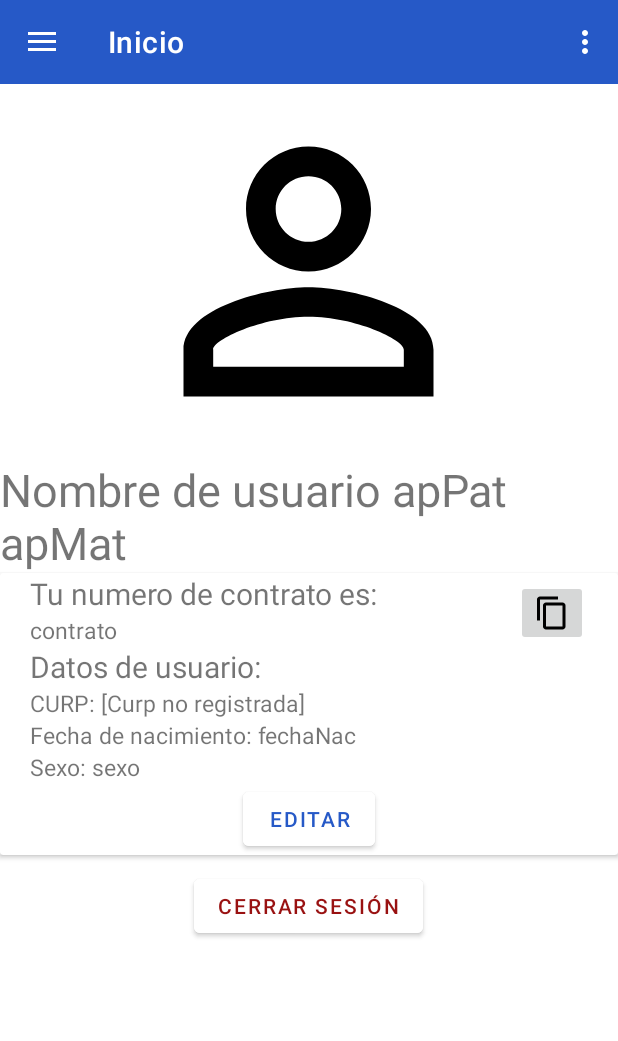
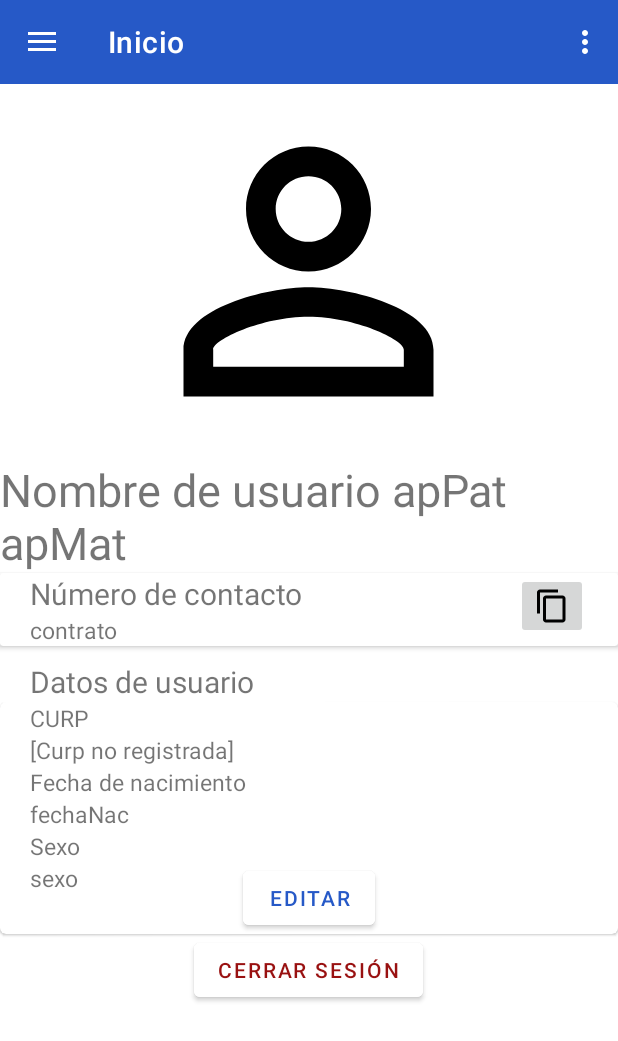
Before and after one commit to guslg325/ComSafeApp, an Android app: the fragment ProfileFragment placed in its activity, on a phone screen of 412 x 824 dp. Shown: the top 1041 px of the screen. Run offline under Robolectric (Android 15) with nearby library versions, the phone set to English and light mode, and no system bars.

Commit message:
Updated some designs

```diff
--- a/app/src/main/java/ViewController/ProfileFragment.java
+++ b/app/src/main/java/ViewController/ProfileFragment.java
@@ -17,7 +17,7 @@ public class ProfileFragment extends Fragment implements OnClickListener {
     private SharedPreferences sp;
     private Button jbtnLogout, jbtnEditProfile;
     private ImageButton jbtnCopy;
-    private TextView tvCURP,tvNombre,tvContrato,tvSexo,tvFecha;
+    private TextView tvCURP,tvNombre,tvContrato,tvSexo,tvFecha,tvCURP2,tvFecha2,tvSexo2;
     private View rootView;
     private String nombre,paterno,materno,tipo,contrato,curp,fechaNac,sexo;
 
@@ -45,15 +45,18 @@ public class ProfileFragment extends Fragment implements OnClickListener {
         jbtnCopy = rootView.findViewById(R.id.btnCopy);
         tvNombre = rootView.findViewById(R.id.xtvNombreProfile);
         tvCURP = rootView.findViewById(R.id.xtvInfo2);
+        tvCURP2 = rootView.findViewById(R.id.xtvCURP);
         tvContrato = rootView.findViewById(R.id.xtvInfo1);
         tvFecha = rootView.findViewById(R.id.xtvInfo3);
+        tvFecha2 = rootView.findViewById(R.id.xtvFechNac);
         tvSexo = rootView.findViewById(R.id.xtvInfo4);
+        tvSexo2 = rootView.findViewById(R.id.xtvSexo);
 
         tvNombre.setText(nombre+" "+paterno+" "+materno);
-        tvCURP.setText(tvCURP.getText() + " " + curp);
+        tvCURP2.setText(curp);
         tvContrato.setText(contrato);
-        tvFecha.setText(tvFecha.getText() + " " + fechaNac);
-        tvSexo.setText(tvSexo.getText() + " " + sexo);
+        tvFecha2.setText(fechaNac);
+        tvSexo2.setText(sexo);
         jbtnLogout.setOnClickListener(this);
         jbtnEditProfile.setOnClickListener(this);
         jbtnCopy.setOnClickListener(this);
--- a/app/src/main/res/layout/fragment_profile.xml
+++ b/app/src/main/res/layout/fragment_profile.xml
@@ -22,7 +22,7 @@
             android:textSize="30sp"
             android:text="@string/tvNombreProfile"/>
         <com.google.android.material.card.MaterialCardView
-            android:id="@+id/cardProfileInfo"
+            android:id="@+id/cardContract"
             android:layout_width="match_parent"
             android:layout_height="wrap_content"
             android:layout_below="@id/xtvNombreProfile"
@@ -57,42 +57,72 @@
                     android:layout_alignParentRight="true"
                     android:layout_marginEnd="20dp"
                     style="@style/btnCopyStyle"/>
+            </RelativeLayout>
+        </com.google.android.material.card.MaterialCardView>
         <TextView
             android:id="@+id/xtvSubtitle2"
             android:layout_width="wrap_content"
             android:layout_height="wrap_content"
-                    android:layout_below="@id/xtvInfo1"
             android:layout_alignParentLeft="true"
+            android:layout_below="@id/cardContract"
             android:paddingLeft="20dp"
             android:textSize="20sp"
             android:text="@string/tvSubtitle2"/>
+        <com.google.android.material.card.MaterialCardView
+            android:id="@+id/cardCurp"
+            android:layout_width="match_parent"
+            android:layout_height="wrap_content"
+            android:layout_below="@id/xtvSubtitle2">
+            <RelativeLayout
+                android:layout_width="match_parent"
+                android:layout_height="match_parent">
                 <TextView
                     android:id="@+id/xtvInfo2"
                     android:layout_width="wrap_content"
                     android:layout_height="wrap_content"
-                    android:layout_below="@id/xtvSubtitle2"
                     android:layout_alignParentLeft="true"
                     android:paddingLeft="20dp"
                     android:textSize="15sp"
                     android:text="@string/tvInfo2"/>
                 <TextView
+                    android:id="@+id/xtvCURP"
+                    android:layout_width="wrap_content"
+                    android:layout_height="wrap_content"
+                    android:layout_below="@id/xtvInfo2"
+                    android:paddingLeft="20dp"
+                    android:textSize="15sp" />
+                <TextView
                     android:id="@+id/xtvInfo3"
                     android:layout_width="wrap_content"
                     android:layout_height="wrap_content"
-                    android:layout_below="@id/xtvInfo2"
+                    android:layout_below="@id/xtvCURP"
                     android:layout_alignParentLeft="true"
                     android:paddingLeft="20dp"
                     android:textSize="15sp"
                     android:text="@string/tvInfo3"/>
                 <TextView
+                    android:id="@+id/xtvFechNac"
+                    android:layout_width="wrap_content"
+                    android:layout_height="wrap_content"
+                    android:layout_below="@id/xtvInfo3"
+                    android:paddingLeft="20dp"
+                    android:textSize="15sp" />
+                <TextView
                     android:id="@+id/xtvInfo4"
                     android:layout_width="wrap_content"
                     android:layout_height="wrap_content"
-                    android:layout_below="@id/xtvInfo3"
+                    android:layout_below="@id/xtvFechNac"
                     android:layout_alignParentLeft="true"
                     android:paddingLeft="20dp"
                     android:textSize="15sp"
                     android:text="@string/tvInfo4"/>
+                <TextView
+                    android:id="@+id/xtvSexo"
+                    android:layout_width="wrap_content"
+                    android:layout_height="wrap_content"
+                    android:layout_below="@id/xtvInfo4"
+                    android:paddingLeft="20dp"
+                    android:textSize="15sp" />
                 <Button
                     android:id="@+id/btnEditProfile"
                     android:layout_width="wrap_content"
@@ -107,7 +137,7 @@
             android:id="@+id/btnLogout"
             android:layout_width="wrap_content"
             android:layout_height="wrap_content"
-            android:layout_below="@id/cardProfileInfo"
+            android:layout_below="@id/cardCurp"
             android:layout_centerHorizontal="true"
             android:text="@string/btnLogout"
             style="@style/badButton"/>
--- a/app/src/main/res/values/strings.xml
+++ b/app/src/main/res/values/strings.xml
@@ -40,12 +40,12 @@ y de domicilio.</string>
     <!--Profile-->
     <string name="tvTitleProfile">Mi información</string>
     <string name="tvNombreProfile">Nombre de usuario</string>
-    <string name="tvSubtitle1">Tu numero de contrato es: </string>
-    <string name="tvSubtitle2">Datos de usuario:</string>
+    <string name="tvSubtitle1">Número de contacto</string>
+    <string name="tvSubtitle2">Datos de usuario</string>
     <string name="tvInfo1">7635280001-</string>
-    <string name="tvInfo2">CURP:</string>
-    <string name="tvInfo3">Fecha de nacimiento:</string>
-    <string name="tvInfo4">Sexo:</string>
+    <string name="tvInfo2">CURP</string>
+    <string name="tvInfo3">Fecha de nacimiento</string>
+    <string name="tvInfo4">Sexo</string>
     <string name="btnEditar">Editar</string>
     <string name="btnLogout">Cerrar sesión</string>
     <string name="ContratoCopied">Número de contrato copiado al portapapeles</string>
```
Also changed, not shown: app/src/main/java/ViewController/ProfileEditActivity.java (+40 -3 lines). Lines whose indentation alone changed are shown as unchanged.
